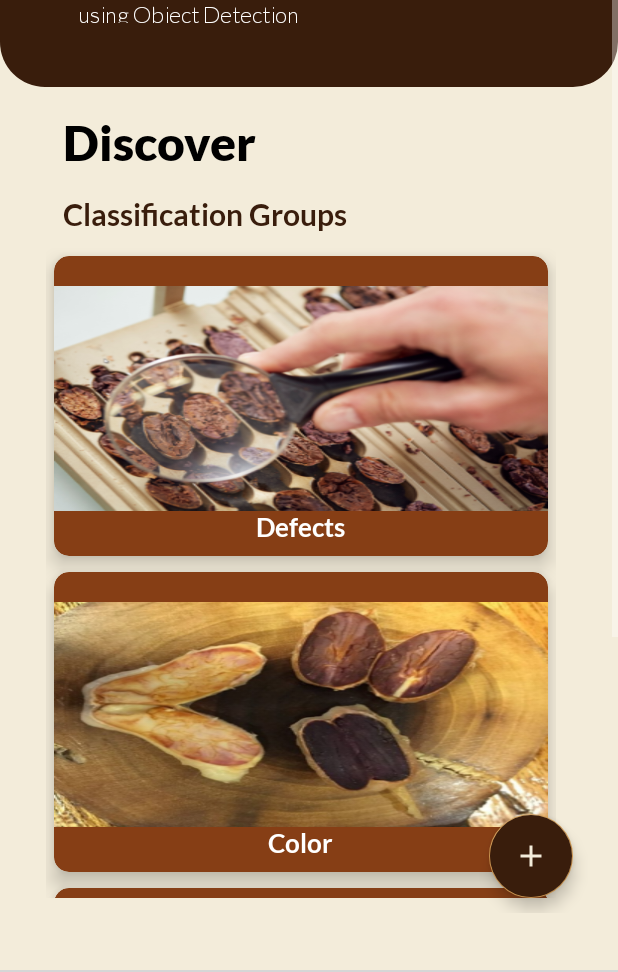
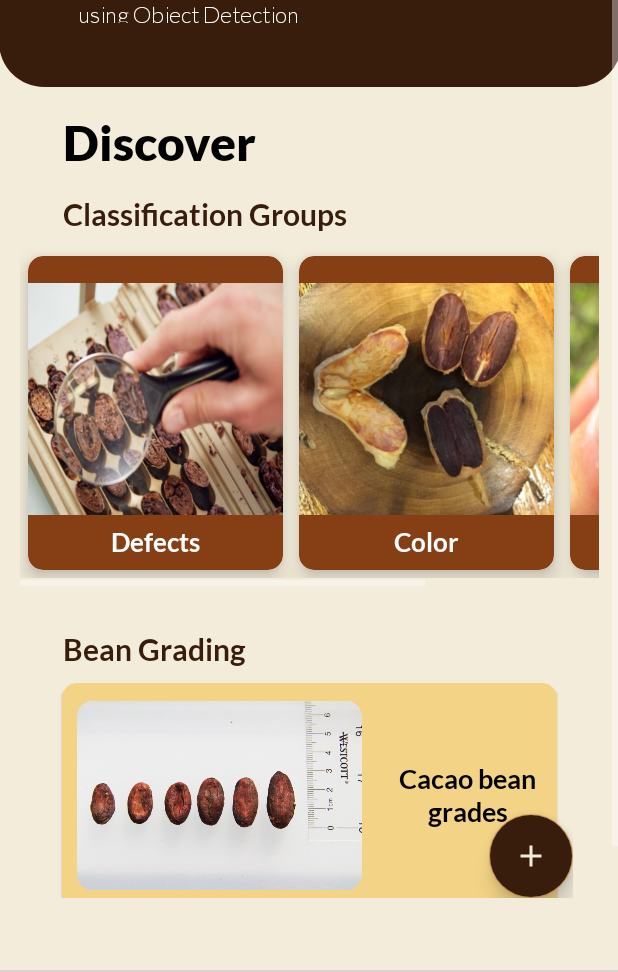
Before and after one commit to qjmttejada/CAQAO-APP, an Android app: the HomeFragment screen opened directly, with no data from a screen before it, on a phone screen of 412 x 824 dp, the part 218-1190 px from its top. Run offline under Robolectric (Android 15) with nearby library versions, the phone set to English and light mode, and no system bars; our stand-ins replace data binding, navigation-ui; libraries missing offline, so code that uses them is left out: com.etebarian.meowbottomnavigation, com.karumi.dexter; plain views replace MeowBottomNavigation; 7 statements that could not run were skipped; grey boxes are pictures that could not be loaded.

Commit message:
bean grade progress

```diff
--- a/app/src/main/java/com/example/caqao/fragments/HomeFragment.kt
+++ b/app/src/main/java/com/example/caqao/fragments/HomeFragment.kt
@@ -85,6 +85,11 @@ class HomeFragment : Fragment() {
             //view.findNavController().navigate(R.id.action_homeFragment_to_fissuringFragment)
             requireActivity().supportFragmentManager.beginTransaction()
                 .replace(R.id.nav_host_fragment, FissuringFragment()).commit()
+        }
+
+        fragmentBinding.beansizeCard.setOnClickListener { view : View ->
+            requireActivity().supportFragmentManager.beginTransaction()
+                .replace(R.id.nav_host_fragment, BeanGradeFragment()).commit()
         }
 
         val view = requireActivity().findViewById<MeowBottomNavigation>(R.id.bottomNavigation)
--- a/app/src/main/res/layout/fragment_home.xml
+++ b/app/src/main/res/layout/fragment_home.xml
@@ -10,7 +10,6 @@
             name="viewModel"
             type="com.example.caqao.models.CacaoDetectionViewModel" />
     </data>
-
 
     <RelativeLayout
         android:layout_width="match_parent"
@@ -27,7 +26,7 @@
                 android:layout_height="wrap_content">
 
                 <LinearLayout
-                    android:layout_width="match_parent"
+                    android:layout_width="415dp"
                     android:layout_height="150dp"
                     android:layout_marginTop="-1dp"
                     android:layout_marginBottom="20dp"
@@ -100,10 +99,10 @@
                     app:layout_constraintStart_toStartOf="parent"
                     app:layout_constraintTop_toBottomOf="@+id/discover" />
 
-                <ScrollView
+                <HorizontalScrollView
                     android:id="@+id/classgrps"
-                    android:layout_width="match_parent"
-                    android:layout_height="wrap_content"
+                    android:layout_width="386dp"
+                    android:layout_height="225dp"
                     android:layout_marginTop="10dp"
                     android:fillViewport="true"
                     app:layout_constraintEnd_toEndOf="parent"
@@ -111,39 +110,36 @@
                     app:layout_constraintTop_toBottomOf="@+id/classgrps_title">
 
                     <GridLayout
-                        android:layout_width="350dp"
+                        android:layout_width="wrap_content"
                         android:layout_height="220dp"
-                        android:columnCount="1"
-                        android:rowCount="3"
-                        android:paddingRight="10dp"
-                        android:layout_gravity="center">
+                        android:columnCount="3"
+                        android:rowCount="1"
+                        android:paddingRight="10dp">
 
                         <com.google.android.material.card.MaterialCardView
                             android:id="@+id/defects_card"
                             android:layout_columnWeight="1"
                             android:layout_rowWeight="1"
-                            android:layout_width="match_parent"
+                            android:layout_width="170dp"
                             android:layout_height="200dp"
                             android:clickable="true"
                             android:layout_margin="5dp"
                             app:cardElevation="8dp"
                             app:cardBackgroundColor="@color/colorPrimaryLight"
-                            app:cardCornerRadius="10dp"
-                            android:layout_gravity="center">
+                            app:cardCornerRadius="10dp">
 
                             <ImageView
                                 android:layout_width="wrap_content"
-                                android:layout_height="150dp"
-                                android:layout_marginTop="20dp"
+                                android:layout_height="180dp"
+                                android:layout_marginTop="5dp"
                                 android:layout_gravity="center_horizontal"
-                                android:src="@drawable/defects_card"
-                                android:scaleType="fitXY">
+                                android:src="@drawable/defects_card">
                             </ImageView>
 
                             <TextView
                                 android:layout_width="wrap_content"
                                 android:layout_height="wrap_content"
-                                android:layout_marginTop="170dp"
+                                android:layout_marginTop="180dp"
                                 android:textAlignment="center"
                                 android:fontFamily="@font/lato_bold"
                                 android:textColor="@color/white"
@@ -166,17 +162,16 @@
 
                             <ImageView
                                 android:layout_width="wrap_content"
-                                android:layout_height="150dp"
-                                android:layout_marginTop="20dp"
+                                android:layout_height="180dp"
+                                android:layout_marginTop="5dp"
                                 android:layout_gravity="center_horizontal"
-                                android:src="@drawable/color_card"
-                                android:scaleType="fitXY">
+                                android:src="@drawable/color_card">
                             </ImageView>
 
                             <TextView
                                 android:layout_width="wrap_content"
                                 android:layout_height="wrap_content"
-                                android:layout_marginTop="170dp"
+                                android:layout_marginTop="180dp"
                                 android:textAlignment="center"
                                 android:fontFamily="@font/lato_bold"
                                 android:textColor="@color/white"
@@ -195,22 +190,20 @@
                             android:layout_margin="5dp"
                             app:cardElevation="8dp"
                             app:cardBackgroundColor="@color/colorPrimaryLight"
-                            app:cardCornerRadius="10dp"
-                            android:layout_marginBottom="40dp">
+                            app:cardCornerRadius="10dp">
 
                             <ImageView
                                 android:layout_width="wrap_content"
-                                android:layout_height="150dp"
-                                android:layout_marginTop="20dp"
+                                android:layout_height="180dp"
+                                android:layout_marginTop="5dp"
                                 android:layout_gravity="center_horizontal"
-                                android:src="@drawable/fissuring_card"
-                                android:scaleType="fitXY">
+                                android:src="@drawable/fissuring_card">
                             </ImageView>
 
                             <TextView
                                 android:layout_width="wrap_content"
                                 android:layout_height="wrap_content"
-                                android:layout_marginTop="170dp"
+                                android:layout_marginTop="180dp"
                                 android:textAlignment="center"
                                 android:fontFamily="@font/lato_bold"
                                 android:textColor="@color/white"
@@ -219,8 +212,57 @@
                                 android:text="Fissuring"/>
                         </com.google.android.material.card.MaterialCardView>
                     </GridLayout>
-                </ScrollView>
+                </HorizontalScrollView>
 
+                <TextView
+                    android:id="@+id/beangrading_title"
+                    android:layout_width="wrap_content"
+                    android:layout_height="wrap_content"
+                    android:layout_marginStart="42dp"
+                    android:layout_marginTop="30dp"
+                    android:fontFamily="@font/lato_bold"
+                    android:text="Bean Grading"
+                    android:textColor="@color/colorPrimary"
+                    android:textSize="20sp"
+                    app:layout_constraintStart_toStartOf="parent"
+                    app:layout_constraintTop_toBottomOf="@+id/classgrps" />
+
+                <com.google.android.material.card.MaterialCardView
+                    android:id="@+id/beansize_card"
+                    android:layout_width="330dp"
+                    android:layout_height="150dp"
+                    android:layout_marginTop="10dp"
+                    android:layout_marginBottom="30dp"
+                    android:backgroundTint="@color/colorSecondaryLight"
+                    app:layout_constraintEnd_toEndOf="parent"
+                    app:layout_constraintStart_toStartOf="parent"
+                    app:layout_constraintTop_toBottomOf="@+id/beangrading_title"
+                    app:layout_constraintBottom_toBottomOf="parent"
+                    android:clickable="true"
+                    app:cardCornerRadius="10dp">
+
+                    <ImageView
+                        android:layout_width="200dp"
+                        android:layout_height="130dp"
+                        android:src="@drawable/beansize_card"
+                        android:layout_gravity="center|left"
+                        android:paddingLeft="10dp">
+                    </ImageView>
+
+                    <TextView
+                        android:layout_width="110dp"
+                        android:layout_height="wrap_content"
+                        android:layout_gravity="center|right"
+                        android:fontFamily="@font/lato_bold"
+                        android:paddingRight="10dp"
+                        android:text="Cacao bean grades"
+                        android:textAlignment="center"
+                        android:textColor="@color/black"
+                        android:textSize="18dp">
+
+                    </TextView>
+
+                </com.google.android.material.card.MaterialCardView>
 
 
             </androidx.constraintlayout.widget.ConstraintLayout>
@@ -232,8 +274,8 @@
             android:layout_height="wrap_content"
             android:layout_alignParentRight="true"
             android:layout_alignParentBottom="true"
-            android:layout_marginEnd="20dp"
-            android:layout_marginBottom="30dp"
+            android:layout_marginEnd="30dp"
+            android:layout_marginBottom="40dp"
             android:gravity="bottom"
             android:orientation="vertical">
 
@@ -244,11 +286,10 @@
                 android:text="Upload"
                 android:layout_gravity="end"
                 android:layout_marginBottom="10dp"
-                android:layout_marginLeft="10dp"
-                android:layout_marginRight="10dp"
                 android:backgroundTint="@color/colorSecondaryLight"
                 android:clickable="true"
                 android:contentDescription="Upload"
+                android:elevation="8dp"
                 android:focusable="true"
                 app:icon="@drawable/baseline_file_upload_24"
                 android:visibility="invisible"/>
@@ -261,10 +302,9 @@
                 android:layout_gravity="end"
                 android:clickable="true"
                 android:layout_marginBottom="10dp"
-                android:layout_marginLeft="10dp"
-                android:layout_marginRight="10dp"
                 android:backgroundTint="@color/colorSecondary"
                 android:contentDescription="Capture"
+                android:elevation="8dp"
                 android:focusable="true"
                 app:icon="@drawable/baseline_photo_camera_24"
                 android:visibility="invisible" />
@@ -274,12 +314,10 @@
                 android:layout_width="wrap_content"
                 android:layout_height="wrap_content"
                 android:layout_gravity="bottom|end"
-                android:layout_marginBottom="10dp"
-                android:layout_marginLeft="10dp"
-                android:layout_marginRight="10dp"
                 android:backgroundTint="@color/colorPrimary"
                 android:clickable="true"
                 android:contentDescription="More"
+                app:elevation="8dp"
                 android:focusable="true"
                 android:src="@drawable/more_button"
                 app:layout_constraintBottom_toBottomOf="parent"
```
Also changed, not shown: app/src/main/java/com/example/caqao/fragments/BeanGradeFragment.kt (added, +38 -0 lines), app/src/main/res/drawable/rounded_rectangle_legend.xml (added, +11 -0 lines), app/src/main/res/layout/fragment_bean_grade.xml (added, +280 -0 lines), app/src/main/res/values/strings.xml (+8 -0 lines), app/src/main/res/drawable/beansize_card.png (added), app/src/main/res/drawable/beansize_cover.png (added), app/src/main/res/drawable/pns_grading.png (added).
